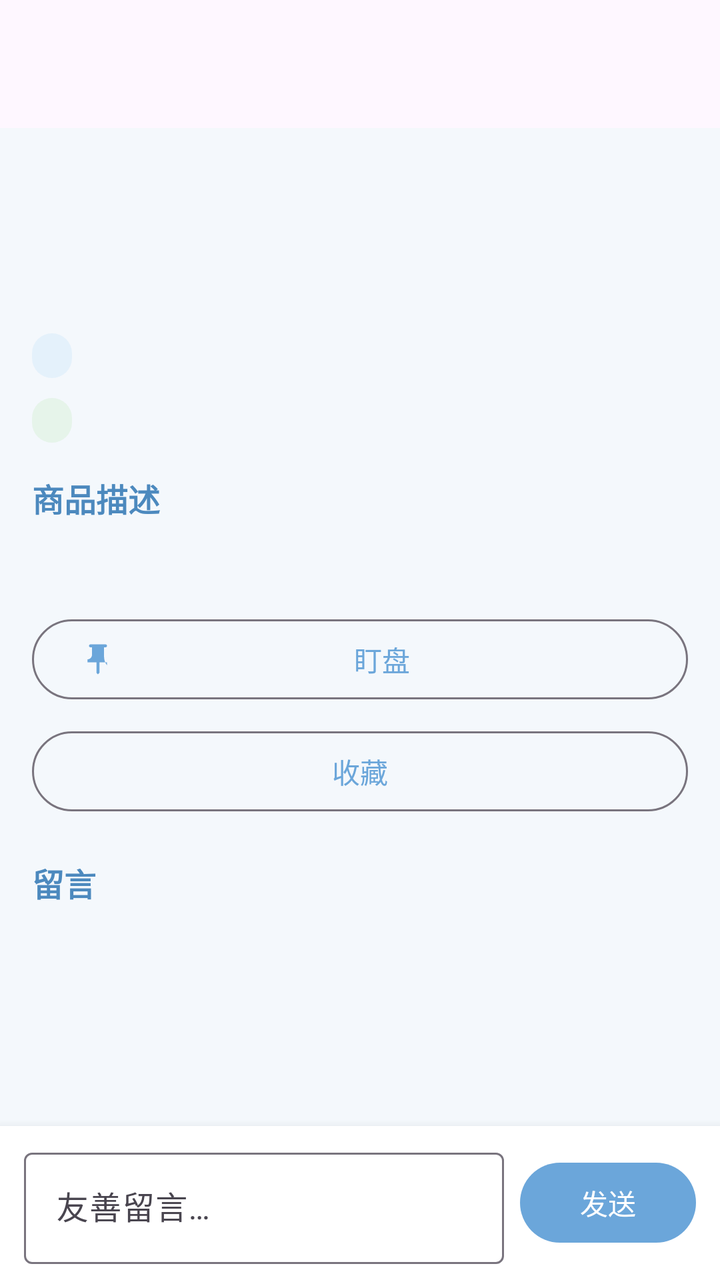
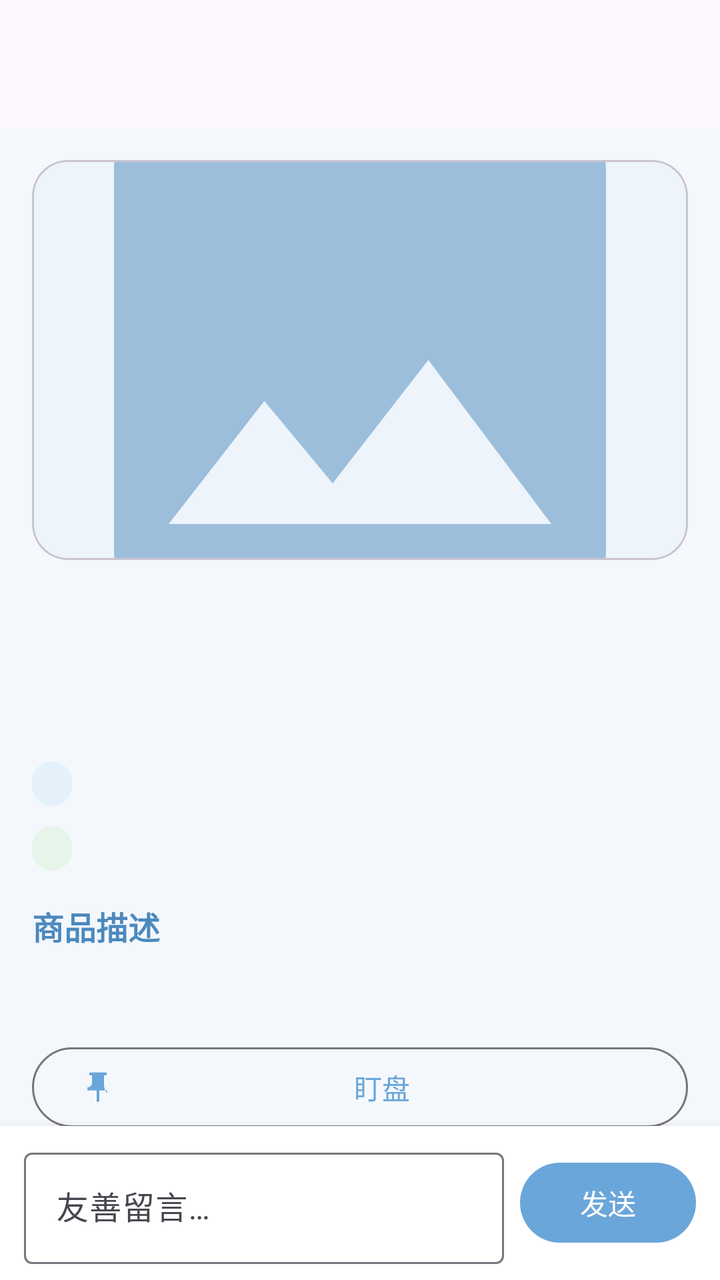

An Android layout rendered at two revisions. The XML below is the earlier revision; the diff shows what the commit changed to produce the second picture.
<!-- AndroidManifest.xml: application theme Theme.CampusMarket -->
<!-- res/layout/activity_item_detail.xml -->
<?xml version="1.0" encoding="utf-8"?>
<LinearLayout xmlns:android="http://schemas.android.com/apk/res/android"
    xmlns:app="http://schemas.android.com/apk/res-auto"
    android:layout_width="match_parent"
    android:layout_height="match_parent"
    android:orientation="vertical">

    <com.google.android.material.appbar.AppBarLayout
        android:layout_width="match_parent"
        android:layout_height="wrap_content">

        <com.google.android.material.appbar.MaterialToolbar
            android:id="@+id/toolbar"
            android:layout_width="match_parent"
            android:layout_height="?attr/actionBarSize"
            app:titleTextColor="?attr/colorOnSurface" />
    </com.google.android.material.appbar.AppBarLayout>

    <androidx.core.widget.NestedScrollView
        android:layout_width="match_parent"
        android:layout_height="0dp"
        android:layout_weight="1"
        android:fillViewport="true">

        <LinearLayout
            android:layout_width="match_parent"
            android:layout_height="wrap_content"
            android:orientation="vertical"
            android:padding="16dp">

            <TextView
                android:id="@+id/tvTitle"
                android:layout_width="match_parent"
                android:layout_height="wrap_content"
                android:textColor="@color/text_primary"
                android:textSize="22sp"
                android:textStyle="bold" />

            <TextView
                android:id="@+id/tvPrice"
                android:layout_width="wrap_content"
                android:layout_height="wrap_content"
                android:layout_marginTop="10dp"
                android:textColor="@color/price"
                android:textSize="28sp"
                android:textStyle="bold" />

            <LinearLayout
                android:layout_width="match_parent"
                android:layout_height="wrap_content"
                android:layout_marginTop="10dp"
                android:gravity="center_vertical"
                android:orientation="horizontal">

                <TextView
                    android:id="@+id/tvCategory"
                    android:layout_width="wrap_content"
                    android:layout_height="wrap_content"
                    android:background="@drawable/bg_tag"
                    android:paddingHorizontal="10dp"
                    android:paddingVertical="3dp"
                    android:textColor="@color/tag_text"
                    android:textSize="12sp" />

                <TextView
                    android:id="@+id/tvSeller"
                    android:layout_width="wrap_content"
                    android:layout_height="wrap_content"
                    android:layout_marginStart="12dp"
                    android:textColor="@color/text_secondary"
                    android:textSize="13sp" />

                <TextView
                    android:id="@+id/tvTime"
                    android:layout_width="wrap_content"
                    android:layout_height="wrap_content"
                    android:layout_marginStart="12dp"
                    android:textColor="@color/text_secondary"
                    android:textSize="13sp" />
            </LinearLayout>

            
            <TextView
                android:id="@+id/tvTrust"
                android:layout_width="wrap_content"
                android:layout_height="wrap_content"
                android:layout_marginTop="10dp"
                android:background="@drawable/bg_tag_green"
                android:paddingHorizontal="10dp"
                android:paddingVertical="3dp"
                android:textColor="@color/trust_text"
                android:textSize="12sp" />

            <TextView
                android:layout_width="match_parent"
                android:layout_height="wrap_content"
                android:layout_marginTop="16dp"
                android:text="@string/description_header"
                android:textColor="@color/primary_dark"
                android:textSize="16sp"
                android:textStyle="bold" />

            <TextView
                android:id="@+id/tvDescription"
                android:layout_width="match_parent"
                android:layout_height="wrap_content"
                android:layout_marginTop="6dp"
                android:lineSpacingExtra="4dp"
                android:textColor="@color/text_primary" />

            <com.google.android.material.button.MaterialButton
                android:id="@+id/btnStar"
                style="@style/Widget.Material3.Button.OutlinedButton"
                android:layout_width="match_parent"
                android:layout_height="wrap_content"
                android:layout_marginTop="20dp"
                android:text="@string/star"
                app:cornerRadius="24dp"
                app:icon="@drawable/ic_pin" />

            <com.google.android.material.button.MaterialButton
                android:id="@+id/btnFavorite"
                style="@style/Widget.Material3.Button.OutlinedButton"
                android:layout_width="match_parent"
                android:layout_height="wrap_content"
                android:layout_marginTop="8dp"
                android:text="@string/favorite"
                app:cornerRadius="24dp" />

            <TextView
                android:id="@+id/tvCommentHeader"
                android:layout_width="match_parent"
                android:layout_height="wrap_content"
                android:layout_marginTop="20dp"
                android:text="@string/comment_header"
                android:textColor="@color/primary_dark"
                android:textSize="16sp"
                android:textStyle="bold" />

            <androidx.recyclerview.widget.RecyclerView
                android:id="@+id/recyclerComments"
                android:layout_width="match_parent"
                android:layout_height="wrap_content"
                android:layout_marginTop="8dp"
                android:nestedScrollingEnabled="false" />

            <TextView
                android:id="@+id/tvNoComment"
                android:layout_width="match_parent"
                android:layout_height="wrap_content"
                android:layout_marginTop="8dp"
                android:gravity="center"
                android:text="@string/no_comment"
                android:textColor="@color/text_secondary"
                android:visibility="gone" />
        </LinearLayout>
    </androidx.core.widget.NestedScrollView>

    <LinearLayout
        android:layout_width="match_parent"
        android:layout_height="wrap_content"
        android:background="@color/surface"
        android:elevation="8dp"
        android:gravity="center_vertical"
        android:orientation="horizontal"
        android:paddingHorizontal="12dp"
        android:paddingVertical="8dp">

        <com.google.android.material.textfield.TextInputLayout
            style="@style/Widget.Material3.TextInputLayout.OutlinedBox"
            android:layout_width="0dp"
            android:layout_height="wrap_content"
            android:layout_weight="1"
            android:hint="@string/hint_comment">

            <com.google.android.material.textfield.TextInputEditText
                android:id="@+id/etComment"
                android:layout_width="match_parent"
                android:layout_height="wrap_content"
                android:inputType="text"
                android:maxLines="1" />
        </com.google.android.material.textfield.TextInputLayout>

        <com.google.android.material.button.MaterialButton
            android:id="@+id/btnSend"
            android:layout_width="wrap_content"
            android:layout_height="wrap_content"
            android:layout_marginStart="8dp"
            android:text="@string/send"
            app:cornerRadius="24dp" />
    </LinearLayout>
</LinearLayout>
<!-- resources referenced by this layout -->
<resources>
  <color name="price">#C98698</color>
  <color name="primary_dark">#4C89BE</color>
  <color name="surface">#FFFFFF</color>
  <color name="tag_text">#3E7EA8</color>
  <color name="text_primary">#242B33</color>
  <color name="text_secondary">#7C8794</color>
  <color name="trust_text">#2E7D46</color>
  <!-- drawable bg_tag (drawable) -->
  <?xml version="1.0" encoding="utf-8"?>
  <shape xmlns:android="http://schemas.android.com/apk/res/android"
      android:shape="rectangle">
      <solid android:color="@color/tag_bg" />
      <corners android:radius="999dp" />
  </shape>
  <!-- drawable bg_tag_green (drawable) -->
  <?xml version="1.0" encoding="utf-8"?>
  <shape xmlns:android="http://schemas.android.com/apk/res/android"
      android:shape="rectangle">
      <solid android:color="@color/trust_bg" />
      <corners android:radius="999dp" />
  </shape>
  <!-- drawable ic_pin (drawable) -->
  <vector xmlns:android="http://schemas.android.com/apk/res/android"
      android:width="24dp"
      android:height="24dp"
      android:viewportWidth="24"
      android:viewportHeight="24">
      <path
          android:fillColor="#000000"
          android:pathData="M16,9V4h1c0.55,0,1,-0.45,1,-1v0c0,-0.55,-0.45,-1,-1,-1H7C6.45,2,6,2.45,6,3v0c0,0.55,0.45,1,1,1h1v5c0,1.66,-1.34,3,-3,3v0h0v2h5.97v7l1,1l1,-1v-7H18v2h0C16.66,14,16,12.66,16,9z" />
  </vector>
  <string name="comment_header">留言</string>
  <string name="description_header">商品描述</string>
  <string name="favorite">收藏</string>
  <string name="hint_comment">友善留言…</string>
  <string name="no_comment">暂无留言，来抢沙发~</string>
  <string name="send">发送</string>
  <string name="star">盯盘</string>
  <style name="Theme.CampusMarket" parent="Theme.Material3.DayNight.NoActionBar">
          <item name="colorPrimary">@color/primary</item>
          <item name="colorOnPrimary">@color/on_primary</item>
          <item name="colorPrimaryContainer">@color/primary_container</item>
          <item name="colorOnPrimaryContainer">@color/on_primary_container</item>
          <item name="colorSecondaryContainer">@color/secondary_container</item>
          <item name="colorOnSecondaryContainer">@color/on_secondary_container</item>
          <item name="android:statusBarColor">@color/primary_dark</item>
          <item name="android:navigationBarColor">@color/surface</item>
          <item name="android:windowBackground">@color/page_bg</item>
      </style>
  <color name="tag_bg">#E4F1FB</color>
  <color name="trust_bg">#E6F4EA</color>
  <color name="primary">#6BA6DA</color>
  <color name="on_primary">#FFFFFF</color>
  <color name="primary_container">#E4F1FB</color>
  <color name="on_primary_container">#134668</color>
  <color name="secondary_container">#DCEBFA</color>
  <color name="on_secondary_container">#134668</color>
  <color name="page_bg">#F4F8FC</color>
</resources>

<!-- the commit's change to res/layout/activity_item_detail.xml (unified diff, before → after) -->
@@ -28,10 +28,29 @@
             android:orientation="vertical"
             android:padding="16dp">
 
+            
+            <com.google.android.material.card.MaterialCardView
+                android:id="@+id/cardImage"
+                android:layout_width="match_parent"
+                android:layout_height="200dp"
+                app:cardBackgroundColor="#EDF4FB"
+                app:cardCornerRadius="18dp"
+                app:cardElevation="0dp">
+
+                <ImageView
+                    android:id="@+id/ivImage"
+                    android:layout_width="match_parent"
+                    android:layout_height="match_parent"
+                    android:contentDescription="@string/app_name"
+                    android:scaleType="centerCrop"
+                    android:src="@drawable/bg_image_placeholder" />
+            </com.google.android.material.card.MaterialCardView>
+
             <TextView
                 android:id="@+id/tvTitle"
                 android:layout_width="match_parent"
                 android:layout_height="wrap_content"
+                android:layout_marginTop="14dp"
                 android:textColor="@color/text_primary"
                 android:textSize="22sp"
                 android:textStyle="bold" />
<!-- resource entries referenced after the edit -->
@@ -7,6 +7,27 @@
   <color name="text_primary">#242B33</color>
   <color name="text_secondary">#7C8794</color>
   <color name="trust_text">#2E7D46</color>
+  <!-- drawable bg_image_placeholder (drawable) -->
+  <?xml version="1.0" encoding="utf-8"?>
+  <layer-list xmlns:android="http://schemas.android.com/apk/res/android">
+      <item>
+          <shape android:shape="rectangle">
+              <solid android:color="#EDF4FB" />
+          </shape>
+      </item>
+      <item android:gravity="center">
+          <vector
+              android:width="28dp"
+              android:height="28dp"
+              android:viewportWidth="24"
+              android:viewportHeight="24"
+              android:tint="#9DBEDB">
+              <path
+                  android:fillColor="#FF000000"
+                  android:pathData="M21,19V5c0,-1.1 -0.9,-2 -2,-2H5c-1.1,0 -2,0.9 -2,2v14c0,1.1 0.9,2 2,2h14c1.1,0 2,-0.9 2,-2zM8.5,13.5l2.5,3.01L14.5,12l4.5,6H5l3.5,-4.5z" />
+          </vector>
+      </item>
+  </layer-list>
   <!-- drawable bg_tag (drawable) -->
   <?xml version="1.0" encoding="utf-8"?>
   <shape xmlns:android="http://schemas.android.com/apk/res/android"
@@ -31,6 +52,7 @@
           android:fillColor="#000000"
           android:pathData="M16,9V4h1c0.55,0,1,-0.45,1,-1v0c0,-0.55,-0.45,-1,-1,-1H7C6.45,2,6,2.45,6,3v0c0,0.55,0.45,1,1,1h1v5c0,1.66,-1.34,3,-3,3v0h0v2h5.97v7l1,1l1,-1v-7H18v2h0C16.66,14,16,12.66,16,9z" />
   </vector>
+  <string name="app_name">校园二手交易</string>
   <string name="comment_header">留言</string>
   <string name="description_header">商品描述</string>
   <string name="favorite">收藏</string>
